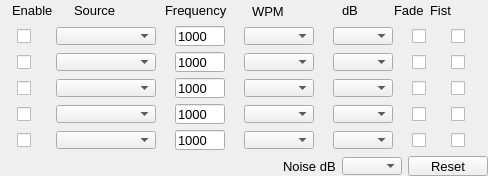
First picture: the form in plugins/MorseGenDevice/morsegendevice.ui, repository oldscienceguy/PebbleSDR, before the edit.
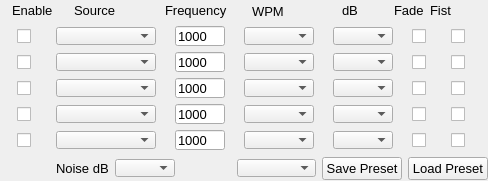
Second picture: the form after the edit.

The edit to the form file:
```diff
--- a/plugins/MorseGenDevice/morsegendevice.ui
+++ b/plugins/MorseGenDevice/morsegendevice.ui
@@ -7,7 +7,7 @@
     <x>0</x>
     <y>0</y>
     <width>488</width>
-    <height>176</height>
+    <height>181</height>
    </rect>
   </property>
   <property name="windowTitle">
@@ -1153,13 +1153,13 @@
      <property name="minimumSize">
       <size>
        <width>0</width>
-       <height>20</height>
+       <height>25</height>
       </size>
      </property>
      <property name="maximumSize">
       <size>
        <width>16777215</width>
-       <height>20</height>
+       <height>25</height>
       </size>
      </property>
      <property name="frameShape">
@@ -1237,10 +1237,44 @@
        </widget>
       </item>
       <item>
-       <widget class="QPushButton" name="resetButton">
+       <spacer name="horizontalSpacer">
+        <property name="orientation">
+         <enum>Qt::Horizontal</enum>
+        </property>
+        <property name="sizeHint" stdset="0">
+         <size>
+          <width>40</width>
+          <height>20</height>
+         </size>
+        </property>
+       </spacer>
+      </item>
+      <item>
+       <widget class="QComboBox" name="presetsBox">
+        <property name="minimumSize">
+         <size>
+          <width>0</width>
+          <height>18</height>
+         </size>
+        </property>
         <property name="maximumSize">
          <size>
           <width>100</width>
+          <height>18</height>
+         </size>
+        </property>
+        <property name="font">
+         <font>
+          <pointsize>10</pointsize>
+         </font>
+        </property>
+       </widget>
+      </item>
+      <item>
+       <widget class="QPushButton" name="saveButton">
+        <property name="maximumSize">
+         <size>
+          <width>100</width>
           <height>16777215</height>
          </size>
         </property>
@@ -1250,7 +1284,25 @@
          </font>
         </property>
         <property name="text">
-         <string>Reset</string>
+         <string>Save Preset</string>
+        </property>
+       </widget>
+      </item>
+      <item>
+       <widget class="QPushButton" name="loadButton">
+        <property name="maximumSize">
+         <size>
+          <width>100</width>
+          <height>16777215</height>
+         </size>
+        </property>
+        <property name="font">
+         <font>
+          <pointsize>10</pointsize>
+         </font>
+        </property>
+        <property name="text">
+         <string>Load Preset</string>
         </property>
        </widget>
       </item>
```
